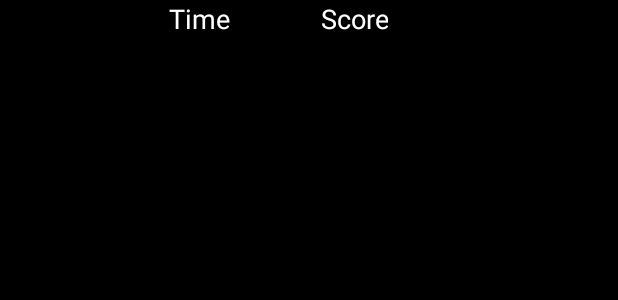
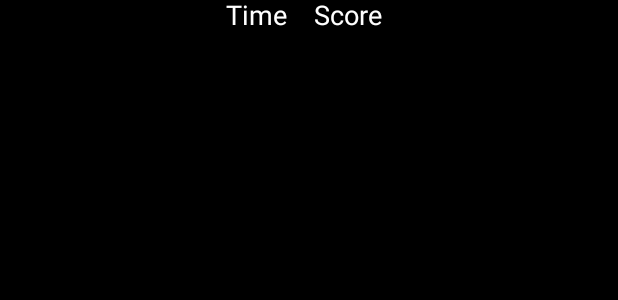
Before and after one commit to scovillo/bubble-penetration, an Android app: the layout game_hud.xml on its own in the app's theme, with its tools: preview values and no code run, on a phone screen of 412 x 824 dp. Shown: the top 300 px of the screen. Run offline under Robolectric (Android 15) with nearby library versions, the light colour scheme and no system bars.

Commit message:
Optimize portrait gamehud text

```diff
--- a/app/src/main/res/layout/game_hud.xml
+++ b/app/src/main/res/layout/game_hud.xml
@@ -16,18 +16,17 @@
         <LinearLayout
             android:layout_width="match_parent"
             android:layout_height="20sp"
-                android:gravity="center_horizontal"
-                android:textAlignment="center">
+            android:gravity="center"
+            android:orientation="horizontal">
 
             <TextView
                 android:id="@+id/Timer"
                 android:layout_width="wrap_content"
                 android:layout_height="wrap_content"
-                    android:layout_gravity="center_horizontal"
-                    android:paddingLeft="20sp"
-                    android:paddingRight="20sp"
+                android:includeFontPadding="false"
+                android:paddingLeft="6sp"
+                android:paddingRight="6sp"
                 android:text="@string/timer_text"
-                    android:textAlignment="center"
                 android:textColor="@color/white"
                 android:textSize="18sp" />
 
@@ -36,7 +35,8 @@
                 android:layout_width="wrap_content"
                 android:layout_height="wrap_content"
                 android:alpha="0"
-                    android:paddingRight="20sp"
+                android:includeFontPadding="false"
+                android:paddingRight="6sp"
                 android:text=""
                 android:textColor="@color/white"
                 android:textSize="18sp" />
@@ -45,11 +45,10 @@
                 android:id="@+id/Score"
                 android:layout_width="wrap_content"
                 android:layout_height="wrap_content"
-                    android:layout_gravity="center_horizontal|bottom"
-                    android:paddingLeft="20sp"
-                    android:paddingRight="20sp"
+                android:includeFontPadding="false"
+                android:paddingLeft="6sp"
+                android:paddingRight="6sp"
                 android:text="@string/score_text"
-                    android:textAlignment="center"
                 android:textColor="@color/white"
                 android:textSize="18sp" />
 
@@ -58,16 +57,8 @@
                 android:layout_width="wrap_content"
                 android:layout_height="wrap_content"
                 android:alpha="0"
-                    android:paddingRight="20sp"
-                    android:text=""
-                    android:textColor="@color/white"
-                    android:textSize="18sp" />
-
-            <TextView
-                    android:id="@+id/Combo"
-                    android:layout_width="wrap_content"
-                    android:layout_height="wrap_content"
-                    android:paddingRight="20sp"
+                android:includeFontPadding="false"
+                android:paddingRight="6sp"
                 android:text=""
                 android:textColor="@color/white"
                 android:textSize="18sp" />
@@ -76,12 +67,27 @@
 
         <FrameLayout
             android:id="@+id/GLSurfaceViewHolder"
-                android:layout_width="fill_parent"
+            android:layout_width="match_parent"
             android:layout_height="0dp"
-                android:layout_gravity="center"
             android:layout_marginLeft="8sp"
             android:layout_marginRight="8sp"
-                android:layout_marginBottom="8sp"
             android:layout_weight="1" />
+
+        <LinearLayout
+            android:layout_width="match_parent"
+            android:layout_height="20sp"
+            android:gravity="center"
+            android:orientation="horizontal">
+
+            <TextView
+                android:id="@+id/Combo"
+                android:layout_width="wrap_content"
+                android:layout_height="wrap_content"
+                android:includeFontPadding="false"
+                android:text=""
+                android:textColor="@color/white"
+                android:textSize="18sp" />
+
         </LinearLayout>
     </LinearLayout>
+</LinearLayout>
--- a/app/src/main/res/layout/username_selection.xml
+++ b/app/src/main/res/layout/username_selection.xml
@@ -12,6 +12,7 @@
         android:layout_width="match_parent"
         android:layout_height="wrap_content"
         android:layout_margin="12sp"
+        android:gravity="center_horizontal"
         android:text="@string/greeting"
         android:textAlignment="center"
         android:textColor="@color/gold"
```
Lines whose indentation alone changed are shown as unchanged.
